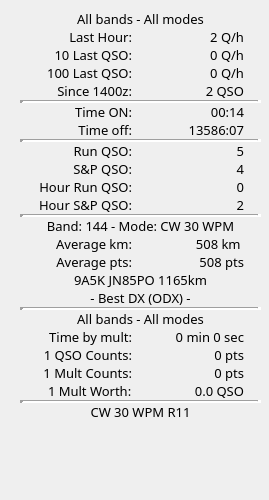
Qt form not1mm/data/ratewindow.ui (mbridak/not1mm) before a commit.
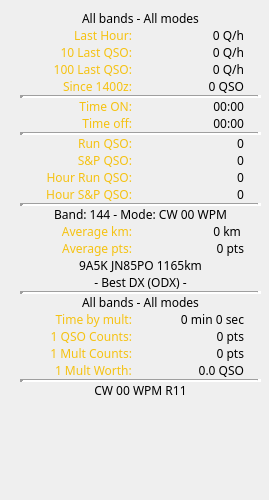
The same form after that commit.

Commit message: @mbridak Label color

```diff
--- a/not1mm/data/ratewindow.ui
+++ b/not1mm/data/ratewindow.ui
@@ -13,7 +13,6 @@
   <property name="font">
    <font>
     <family>JetBrains Mono ExtraLight</family>
-    <pointsize>10</pointsize>
    </font>
   </property>
   <property name="windowTitle">
@@ -83,6 +82,45 @@
            <height>0</height>
           </size>
          </property>
+         <property name="palette">
+          <palette>
+           <active>
+            <colorrole role="WindowText">
+             <brush brushstyle="SolidPattern">
+              <color alpha="255">
+               <red>245</red>
+               <green>194</green>
+               <blue>17</blue>
+              </color>
+             </brush>
+            </colorrole>
+            <colorrole role="Text">
+             <brush brushstyle="SolidPattern">
+              <color alpha="255">
+               <red>245</red>
+               <green>194</green>
+               <blue>17</blue>
+              </color>
+             </brush>
+            </colorrole>
+           </active>
+           <inactive>
+            <colorrole role="WindowText">
+             <brush brushstyle="SolidPattern">
+              <color alpha="255">
+               <red>245</red>
+               <green>194</green>
+               <blue>17</blue>
+              </color>
+             </brush>
+            </colorrole>
+           </inactive>
+           <disabled/>
+          </palette>
+         </property>
+         <property name="autoFillBackground">
+          <bool>false</bool>
+         </property>
          <property name="text">
           <string>Last Hour:</string>
          </property>
@@ -106,7 +144,7 @@
           </size>
          </property>
          <property name="text">
-          <string>2 Q/h</string>
+          <string>0 Q/h</string>
          </property>
          <property name="alignment">
           <set>Qt::AlignmentFlag::AlignRight|Qt::AlignmentFlag::AlignTrailing|Qt::AlignmentFlag::AlignVCenter</set>
@@ -115,6 +153,33 @@
        </item>
        <item row="1" column="0">
         <widget class="QLabel" name="label_4">
+         <property name="palette">
+          <palette>
+           <active>
+            <colorrole role="WindowText">
+             <brush brushstyle="SolidPattern">
+              <color alpha="255">
+               <red>245</red>
+               <green>194</green>
+               <blue>17</blue>
+              </color>
+             </brush>
+            </colorrole>
+           </active>
+           <inactive>
+            <colorrole role="WindowText">
+             <brush brushstyle="SolidPattern">
+              <color alpha="255">
+               <red>245</red>
+               <green>194</green>
+               <blue>17</blue>
+              </color>
+             </brush>
+            </colorrole>
+           </inactive>
+           <disabled/>
+          </palette>
+         </property>
          <property name="text">
           <string>10 Last QSO:</string>
          </property>
@@ -147,6 +212,33 @@
        </item>
        <item row="2" column="0">
         <widget class="QLabel" name="label_6">
+         <property name="palette">
+          <palette>
+           <active>
+            <colorrole role="WindowText">
+             <brush brushstyle="SolidPattern">
+              <color alpha="255">
+               <red>245</red>
+               <green>194</green>
+               <blue>17</blue>
+              </color>
+             </brush>
+            </colorrole>
+           </active>
+           <inactive>
+            <colorrole role="WindowText">
+             <brush brushstyle="SolidPattern">
+              <color alpha="255">
+               <red>245</red>
+               <green>194</green>
+               <blue>17</blue>
+              </color>
+             </brush>
+            </colorrole>
+           </inactive>
+           <disabled/>
+          </palette>
+         </property>
          <property name="text">
           <string>100 Last QSO:</string>
          </property>
@@ -179,6 +271,33 @@
        </item>
        <item row="3" column="0">
         <widget class="QLabel" name="starttime">
+         <property name="palette">
+          <palette>
+           <active>
+            <colorrole role="WindowText">
+             <brush brushstyle="SolidPattern">
+              <color alpha="255">
+               <red>245</red>
+               <green>194</green>
+               <blue>17</blue>
+              </color>
+             </brush>
+            </colorrole>
+           </active>
+           <inactive>
+            <colorrole role="WindowText">
+             <brush brushstyle="SolidPattern">
+              <color alpha="255">
+               <red>245</red>
+               <green>194</green>
+               <blue>17</blue>
+              </color>
+             </brush>
+            </colorrole>
+           </inactive>
+           <disabled/>
+          </palette>
+         </property>
          <property name="text">
           <string>Since 1400z:</string>
          </property>
@@ -202,7 +321,7 @@
           </size>
          </property>
          <property name="text">
-          <string>2 QSO</string>
+          <string>0 QSO</string>
          </property>
          <property name="alignment">
           <set>Qt::AlignmentFlag::AlignRight|Qt::AlignmentFlag::AlignTrailing|Qt::AlignmentFlag::AlignVCenter</set>
@@ -240,6 +359,33 @@
            <height>0</height>
           </size>
          </property>
+         <property name="palette">
+          <palette>
+           <active>
+            <colorrole role="WindowText">
+             <brush brushstyle="SolidPattern">
+              <color alpha="255">
+               <red>245</red>
+               <green>194</green>
+               <blue>17</blue>
+              </color>
+             </brush>
+            </colorrole>
+           </active>
+           <inactive>
+            <colorrole role="WindowText">
+             <brush brushstyle="SolidPattern">
+              <color alpha="255">
+               <red>245</red>
+               <green>194</green>
+               <blue>17</blue>
+              </color>
+             </brush>
+            </colorrole>
+           </inactive>
+           <disabled/>
+          </palette>
+         </property>
          <property name="text">
           <string>Time ON:</string>
          </property>
@@ -257,7 +403,7 @@
           </size>
          </property>
          <property name="text">
-          <string>00:14</string>
+          <string>00:00</string>
          </property>
          <property name="alignment">
           <set>Qt::AlignmentFlag::AlignRight|Qt::AlignmentFlag::AlignTrailing|Qt::AlignmentFlag::AlignVCenter</set>
@@ -266,6 +412,33 @@
        </item>
        <item row="1" column="0">
         <widget class="QLabel" name="label_12">
+         <property name="palette">
+          <palette>
+           <active>
+            <colorrole role="WindowText">
+             <brush brushstyle="SolidPattern">
+              <color alpha="255">
+               <red>245</red>
+               <green>194</green>
+               <blue>17</blue>
+              </color>
+             </brush>
+            </colorrole>
+           </active>
+           <inactive>
+            <colorrole role="WindowText">
+             <brush brushstyle="SolidPattern">
+              <color alpha="255">
+               <red>245</red>
+               <green>194</green>
+               <blue>17</blue>
+              </color>
+             </brush>
+            </colorrole>
+           </inactive>
+           <disabled/>
+          </palette>
+         </property>
          <property name="text">
           <string>Time off:</string>
          </property>
@@ -283,7 +456,7 @@
           </size>
          </property>
          <property name="text">
-          <string>13586:07</string>
+          <string>00:00</string>
          </property>
          <property name="alignment">
           <set>Qt::AlignmentFlag::AlignRight|Qt::AlignmentFlag::AlignTrailing|Qt::AlignmentFlag::AlignVCenter</set>
@@ -324,6 +497,33 @@
            <height>0</height>
           </size>
          </property>
+         <property name="palette">
+          <palette>
+           <active>
+            <colorrole role="WindowText">
+             <brush brushstyle="SolidPattern">
+              <color alpha="255">
+               <red>245</red>
+               <green>194</green>
+               <blue>17</blue>
+              </color>
+             </brush>
+            </colorrole>
+           </active>
+           <inactive>
+            <colorrole role="WindowText">
+             <brush brushstyle="SolidPattern">
+              <color alpha="255">
+               <red>245</red>
+               <green>194</green>
+               <blue>17</blue>
+              </color>
+             </brush>
+            </colorrole>
+           </inactive>
+           <disabled/>
+          </palette>
+         </property>
          <property name="text">
           <string>Run QSO:</string>
          </property>
@@ -341,7 +541,7 @@
           </size>
          </property>
          <property name="text">
-          <string>5</string>
+          <string>0</string>
          </property>
          <property name="alignment">
           <set>Qt::AlignmentFlag::AlignRight|Qt::AlignmentFlag::AlignTrailing|Qt::AlignmentFlag::AlignVCenter</set>
@@ -350,6 +550,33 @@
        </item>
        <item row="1" column="0">
         <widget class="QLabel" name="label_16">
+         <property name="palette">
+          <palette>
+           <active>
+            <colorrole role="WindowText">
+             <brush brushstyle="SolidPattern">
+              <color alpha="255">
+               <red>245</red>
+               <green>194</green>
+               <blue>17</blue>
+              </color>
+             </brush>
+            </colorrole>
+           </active>
+           <inactive>
+            <colorrole role="WindowText">
+             <brush brushstyle="SolidPattern">
+              <color alpha="255">
+               <red>245</red>
+               <green>194</green>
+               <blue>17</blue>
+              </color>
+             </brush>
+            </colorrole>
+           </inactive>
+           <disabled/>
+          </palette>
+         </property>
          <property name="text">
           <string>S&amp;P QSO:</string>
          </property>
@@ -367,7 +594,7 @@
           </size>
          </property>
          <property name="text">
-          <string>4</string>
+          <string>0</string>
          </property>
          <property name="alignment">
           <set>Qt::AlignmentFlag::AlignRight|Qt::AlignmentFlag::AlignTrailing|Qt::AlignmentFlag::AlignVCenter</set>
@@ -376,6 +603,33 @@
        </item>
        <item row="2" column="0">
         <widget class="QLabel" name="label_18">
+         <property name="palette">
+          <palette>
+           <active>
+            <colorrole role="WindowText">
+             <brush brushstyle="SolidPattern">
+              <color alpha="255">
+               <red>245</red>
+               <green>194</green>
+               <blue>17</blue>
+              </color>
+             </brush>
+            </colorrole>
+           </active>
+           <inactive>
+            <colorrole role="WindowText">
+             <brush brushstyle="SolidPattern">
+              <color alpha="255">
+               <red>245</red>
+               <green>194</green>
+               <blue>17</blue>
+              </color>
+             </brush>
+            </colorrole>
+           </inactive>
+           <disabled/>
+          </palette>
+         </property>
          <property name="text">
           <string>Hour Run QSO:</string>
          </property>
@@ -402,6 +656,33 @@
        </item>
        <item row="3" column="0">
         <widget class="QLabel" name="label_17">
+         <property name="palette">
+          <palette>
+           <active>
+            <colorrole role="WindowText">
+             <brush brushstyle="SolidPattern">
+              <color alpha="255">
+               <red>245</red>
+               <green>194</green>
+               <blue>17</blue>
+              </color>
+             </brush>
+            </colorrole>
+           </active>
+           <inactive>
+            <colorrole role="WindowText">
+             <brush brushstyle="SolidPattern">
+              <color alpha="255">
+               <red>245</red>
+               <green>194</green>
+               <blue>17</blue>
+              </color>
+             </brush>
+            </colorrole>
+           </inactive>
+           <disabled/>
+          </palette>
+         </property>
          <property name="text">
           <string>Hour S&amp;P QSO:</string>
          </property>
@@ -419,7 +700,7 @@
           </size>
          </property>
          <property name="text">
-          <string>2</string>
+          <string>0</string>
          </property>
          <property name="alignment">
           <set>Qt::AlignmentFlag::AlignRight|Qt::AlignmentFlag::AlignTrailing|Qt::AlignmentFlag::AlignVCenter</set>
@@ -441,7 +722,7 @@
      <item>
       <widget class="QLabel" name="band_mode">
        <property name="text">
-        <string>Band: 144 - Mode: CW 30 WPM</string>
+        <string>Band: 144 - Mode: CW 00 WPM</string>
        </property>
        <property name="alignment">
         <set>Qt::AlignmentFlag::AlignCenter</set>
@@ -473,6 +754,33 @@
            <height>0</height>
           </size>
          </property>
+         <property name="palette">
+          <palette>
+           <active>
+            <colorrole role="WindowText">
+             <brush brushstyle="SolidPattern">
+              <color alpha="255">
+               <red>245</red>
+               <green>194</green>
+               <blue>17</blue>
+              </color>
+             </brush>
+            </colorrole>
+           </active>
+           <inactive>
+            <colorrole role="WindowText">
+             <brush brushstyle="SolidPattern">
+              <color alpha="255">
+               <red>245</red>
+               <green>194</green>
+               <blue>17</blue>
+              </color>
+             </brush>
+            </colorrole>
+           </inactive>
+           <disabled/>
+          </palette>
+         </property>
          <property name="text">
           <string>Average km:</string>
          </property>
@@ -490,7 +798,7 @@
           </size>
          </property>
          <property name="text">
-          <string>508 km </string>
+          <string>0 km </string>
          </property>
          <property name="alignment">
           <set>Qt::AlignmentFlag::AlignRight|Qt::AlignmentFlag::AlignTrailing|Qt::AlignmentFlag::AlignVCenter</set>
@@ -499,6 +807,33 @@
        </item>
        <item row="1" column="0">
         <widget class="QLabel" name="label_25">
+         <property name="palette">
+          <palette>
+           <active>
+            <colorrole role="WindowText">
+             <brush brushstyle="SolidPattern">
+              <color alpha="255">
+               <red>245</red>
+               <green>194</green>
+               <blue>17</blue>
+              </color>
+             </brush>
+            </colorrole>
+           </active>
+           <inactive>
+            <colorrole role="WindowText">
+             <brush brushstyle="SolidPattern">
+              <color alpha="255">
+               <red>245</red>
+               <green>194</green>
+               <blue>17</blue>
+              </color>
+             </brush>
+            </colorrole>
+           </inactive>
+           <disabled/>
+          </palette>
+         </property>
          <property name="text">
           <string>Average pts:</string>
          </property>
@@ -516,7 +851,7 @@
           </size>
          </property>
          <property name="text">
-          <string>508 pts</string>
+          <string>0 pts</string>
          </property>
          <property name="alignment">
           <set>Qt::AlignmentFlag::AlignRight|Qt::AlignmentFlag::AlignTrailing|Qt::AlignmentFlag::AlignVCenter</set>
@@ -590,6 +925,33 @@
            <height>0</height>
           </size>
          </property>
+         <property name="palette">
+          <palette>
+           <active>
+            <colorrole role="WindowText">
+             <brush brushstyle="SolidPattern">
+              <color alpha="255">
+               <red>245</red>
+               <green>194</green>
+               <blue>17</blue>
+              </color>
+             </brush>
+            </colorrole>
+           </active>
+           <inactive>
+            <colorrole role="WindowText">
+             <brush brushstyle="SolidPattern">
+              <color alpha="255">
+               <red>245</red>
+               <green>194</green>
+               <blue>17</blue>
+              </color>
+             </brush>
+            </colorrole>
+           </inactive>
+           <disabled/>
+          </palette>
+         </property>
          <property name="text">
           <string>Time by mult:</string>
          </property>
@@ -622,6 +984,33 @@
        </item>
        <item row="1" column="0">
         <widget class="QLabel" name="label_32">
+         <property name="palette">
+          <palette>
+           <active>
+            <colorrole role="WindowText">
+             <brush brushstyle="SolidPattern">
+              <color alpha="255">
+               <red>245</red>
+               <green>194</green>
+               <blue>17</blue>
+              </color>
+             </brush>
+            </colorrole>
+           </active>
+           <inactive>
+            <colorrole role="WindowText">
+             <brush brushstyle="SolidPattern">
+              <color alpha="255">
+               <red>245</red>
+               <green>194</green>
+               <blue>17</blue>
+              </color>
+             </brush>
+            </colorrole>
+           </inactive>
+           <disabled/>
+          </palette>
+         </property>
          <property name="text">
           <string>1 QSO Counts:</string>
          </property>
@@ -648,6 +1037,33 @@
        </item>
        <item row="2" column="0">
         <widget class="QLabel" name="label_34">
+         <property name="palette">
+          <palette>
+           <active>
+            <colorrole role="WindowText">
+             <brush brushstyle="SolidPattern">
+              <color alpha="255">
+               <red>245</red>
+               <green>194</green>
+               <blue>17</blue>
+              </color>
+             </brush>
+            </colorrole>
+           </active>
+           <inactive>
+            <colorrole role="WindowText">
+             <brush brushstyle="SolidPattern">
+              <color alpha="255">
+               <red>245</red>
+               <green>194</green>
+               <blue>17</blue>
+              </color>
+             </brush>
+            </colorrole>
+           </inactive>
+           <disabled/>
+          </palette>
+         </property>
          <property name="text">
           <string>1 Mult Counts:</string>
          </property>
@@ -658,6 +1074,33 @@
        </item>
        <item row="3" column="0">
         <widget class="QLabel" name="label_35">
+         <property name="palette">
+          <palette>
+           <active>
+            <colorrole role="WindowText">
+             <brush brushstyle="SolidPattern">
+              <color alpha="255">
+               <red>245</red>
+               <green>194</green>
+               <blue>17</blue>
+              </color>
+             </brush>
+            </colorrole>
+           </active>
+           <inactive>
+            <colorrole role="WindowText">
+             <brush brushstyle="SolidPattern">
+              <color alpha="255">
+               <red>245</red>
+               <green>194</green>
+               <blue>17</blue>
+              </color>
+             </brush>
+            </colorrole>
+           </inactive>
+           <disabled/>
+          </palette>
+         </property>
          <property name="text">
           <string>1 Mult Worth:</string>
          </property>
@@ -713,7 +1156,7 @@
      <item>
       <widget class="QLabel" name="label_38">
        <property name="text">
-        <string>CW 30 WPM	R11</string>
+        <string>CW 00 WPM	R11</string>
        </property>
        <property name="alignment">
         <set>Qt::AlignmentFlag::AlignCenter</set>
```
